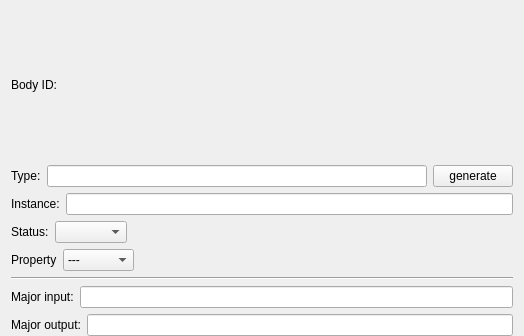
Above: neurolabi/gui/flyem/dialogs/flyembodyannotationdialog.ui from janelia-flyem/NeuTu before the change; both pictures show x 0 to 524 and y 0 to 336 of the 524 by 619 pixel window. Below: the same form after it.
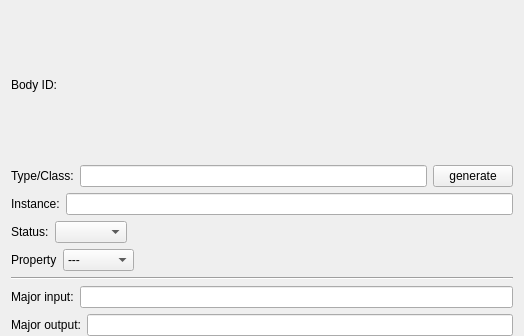
That is the form after the change.

```diff
--- a/neurolabi/gui/flyem/dialogs/flyembodyannotationdialog.ui
+++ b/neurolabi/gui/flyem/dialogs/flyembodyannotationdialog.ui
@@ -64,7 +64,7 @@
      <item>
       <widget class="QLabel" name="typeLabel">
        <property name="text">
-        <string>Type:</string>
+        <string>Type/Class:</string>
        </property>
       </widget>
      </item>
```
